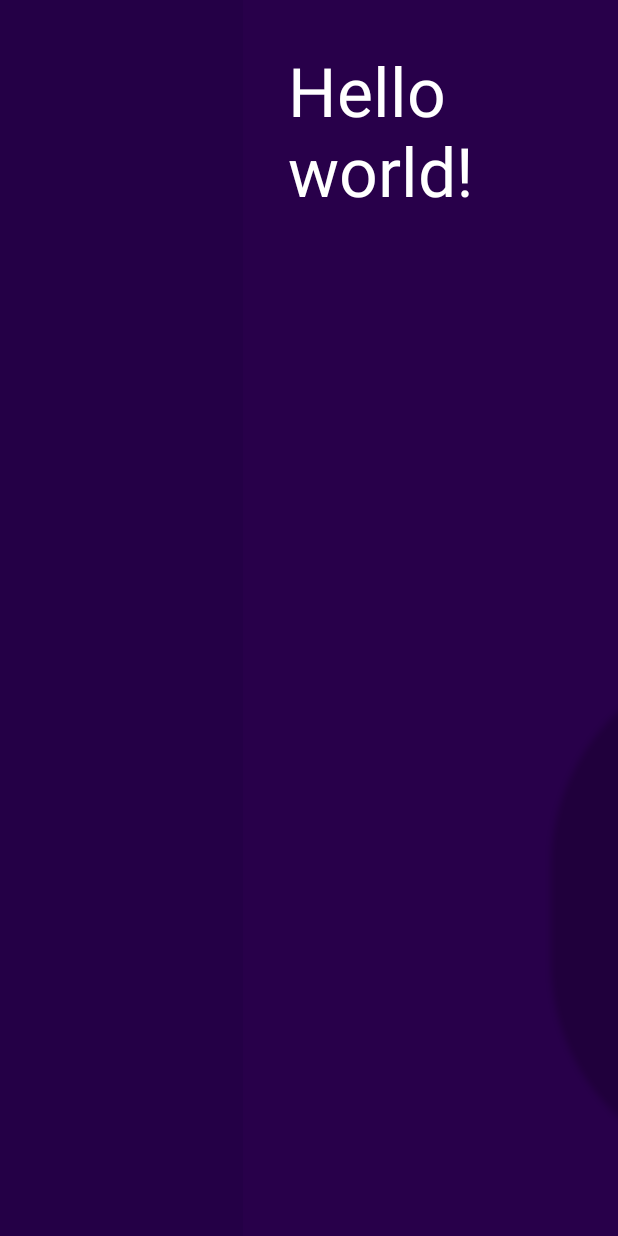
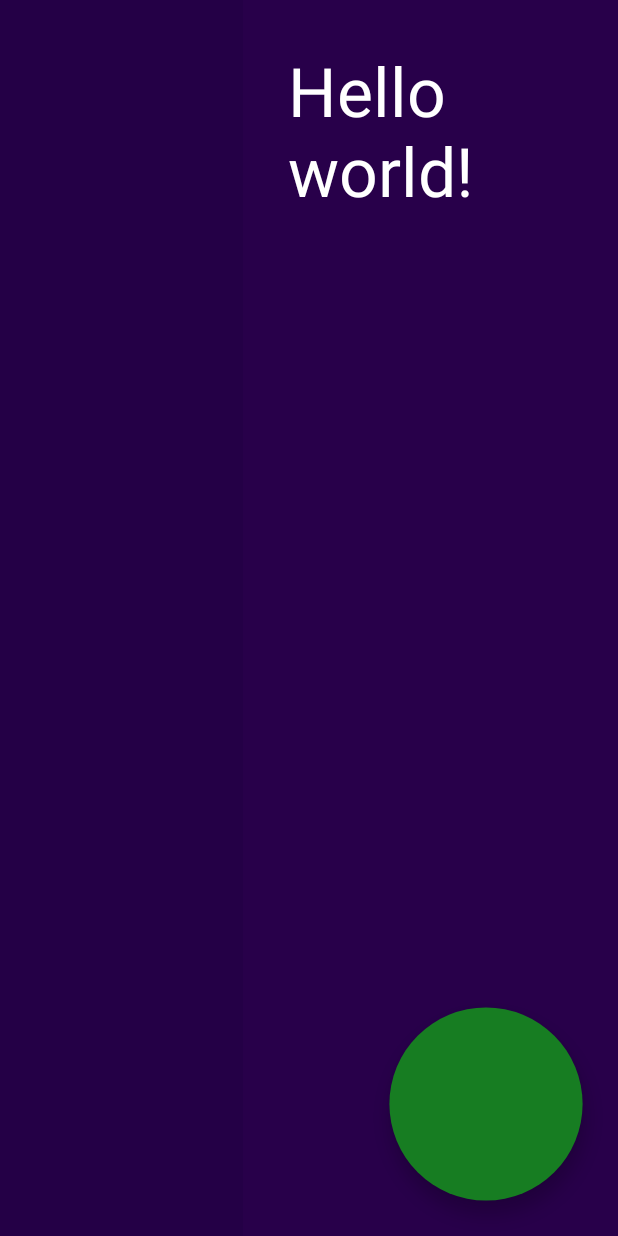
Before and after one commit to dag10/Soapy, an Android app: the layout activity_playlist_selection.xml on its own in the app's theme, with its tools: preview values and no code run, on a phone screen of 412 x 824 dp. Run offline under Robolectric (Android 15) with nearby library versions, the phone set to English and light mode, and no system bars.

Commit message:
Switched to proper FAB.
It's a bit hackish, using a custom Drawable for text and custom scaling
for size. It also has a partially-implemented class (SoapyFab) which I'm
having trouble referencing in the layout xml. I'll need to investigate
that.

```diff
--- a/Android/app/build.gradle
+++ b/Android/app/build.gradle
@@ -34,4 +34,5 @@ dependencies {
     compile 'com.spotify.sdk:spotify-auth:1.0.0-beta10@aar'
     compile 'com.android.support:support-v4:22.1.1'
     compile 'com.squareup.okhttp:okhttp:2.5.0'
+    compile 'com.android.support:design:22.2.1'
 }
--- a/Android/app/src/main/res/drawable/fab.xml
+++ /dev/null
@@ -1,13 +0,0 @@
-<?xml version="1.0" encoding="utf-8"?>
-<shape
-    xmlns:android="http://schemas.android.com/apk/res/android"
-    android:shape="rectangle"
-    >
-    <solid android:color="#ff177d22" />
-    <corners
-        android:bottomRightRadius="500dp"
-        android:bottomLeftRadius="500dp"
-        android:topRightRadius="500dp"
-        android:topLeftRadius="500dp"
-        />
-</shape>
--- a/Android/app/src/main/res/layout/activity_playlist_selection.xml
+++ b/Android/app/src/main/res/layout/activity_playlist_selection.xml
@@ -1,10 +1,9 @@
-<RelativeLayout
-    xmlns:android="http://schemas.android.com/apk/res/android"
+<RelativeLayout xmlns:android="http://schemas.android.com/apk/res/android"
     xmlns:tools="http://schemas.android.com/tools"
+    xmlns:app="http://schemas.android.com/apk/res-auto"
     android:layout_width="match_parent"
     android:layout_height="match_parent"
-    tools:context="net.drewgottlieb.soapy.PlaylistSelectionActivity"
-    >
+    tools:context="net.drewgottlieb.soapy.PlaylistSelectionActivity">
 
     <LinearLayout
         android:layout_width="match_parent"
@@ -41,25 +40,21 @@
                 android:textColor="#ffffffff"
                 />
 
-            <Button
-                android:background="@drawable/fab"
-                android:layout_width="36dp"
-                android:layout_height="36dp"
+            <android.support.design.widget.FloatingActionButton
+                android:id="@+id/fab"
+                android:layout_width="wrap_content"
+                android:layout_height="wrap_content"
+                android:layout_marginRight="60dp"
+                android:layout_marginBottom="60dp"
+                app:borderWidth="0dp"
+                app:backgroundTint="@color/FAB_GREEN"
+                android:scaleX="2.3"
+                android:scaleY="2.3"
                 android:layout_above="@+id/rfid_output"
-                android:text="Go"
-                android:id="@+id/go_button"
-                android:layout_gravity="bottom|right"
                 android:layout_alignParentBottom="true"
                 android:layout_alignParentRight="true"
-                android:layout_marginRight="45dp"
-                android:layout_marginBottom="45dp"
-                android:layout_marginStart="483dp"
-                android:layout_marginTop="435dp"
-                android:textColor="#ffffffff"
-                android:textSize="32dp"
-                android:layout_alignParentTop="true"
-                android:layout_alignParentStart="true"
-                />
+                android:layout_gravity="bottom|right" />
+
         </RelativeLayout>
     </LinearLayout>
 
--- a/Android/app/src/main/res/values/colors.xml
+++ b/Android/app/src/main/res/values/colors.xml
@@ -8,5 +8,7 @@
     <color name="PLAYLIST_PRESSED_BG">#88310062</color>
     <color name="PLAYLIST_SELECTED_BG">#ff310062</color>
 
+    <color name="FAB_GREEN">#ff177d22</color>
+
     <color name="TRANSPARENT">#00000000</color>
 </resources>
```
Also changed, not shown: Android/app/src/main/java/net/drewgottlieb/soapy/PlaylistSelectionActivity.java (+13 -10 lines), Android/app/src/main/java/net/drewgottlieb/soapy/SoapyFab.java (added, +77 -0 lines), Android/app/src/main/res/values/attrs.xml (added, +11 -0 lines).
